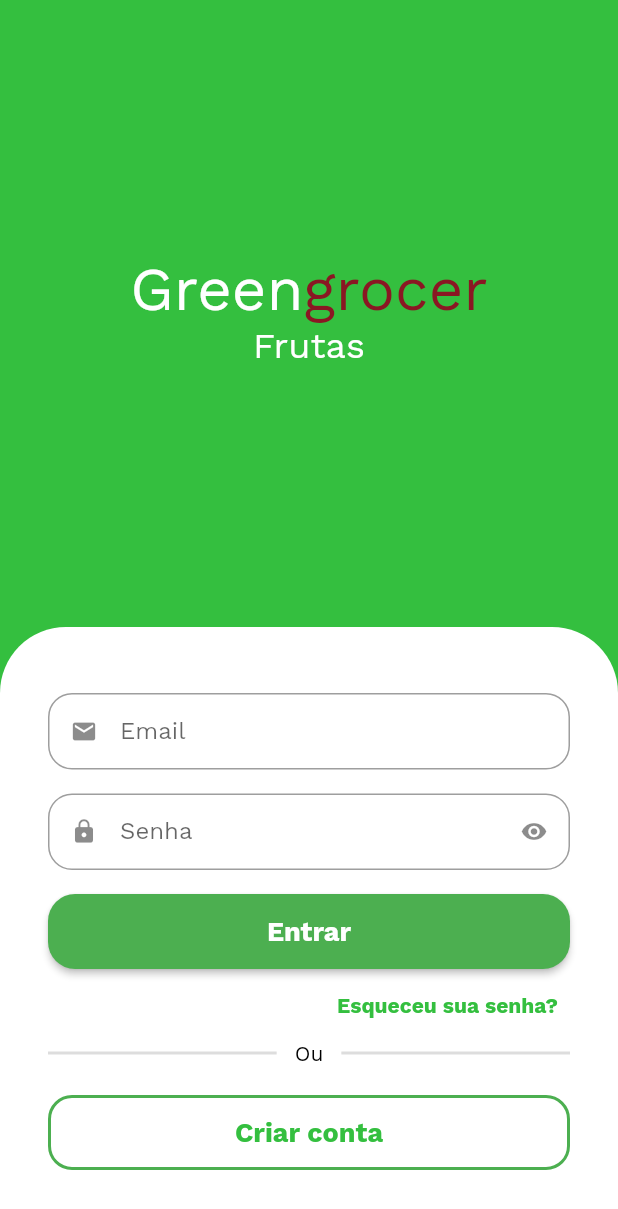
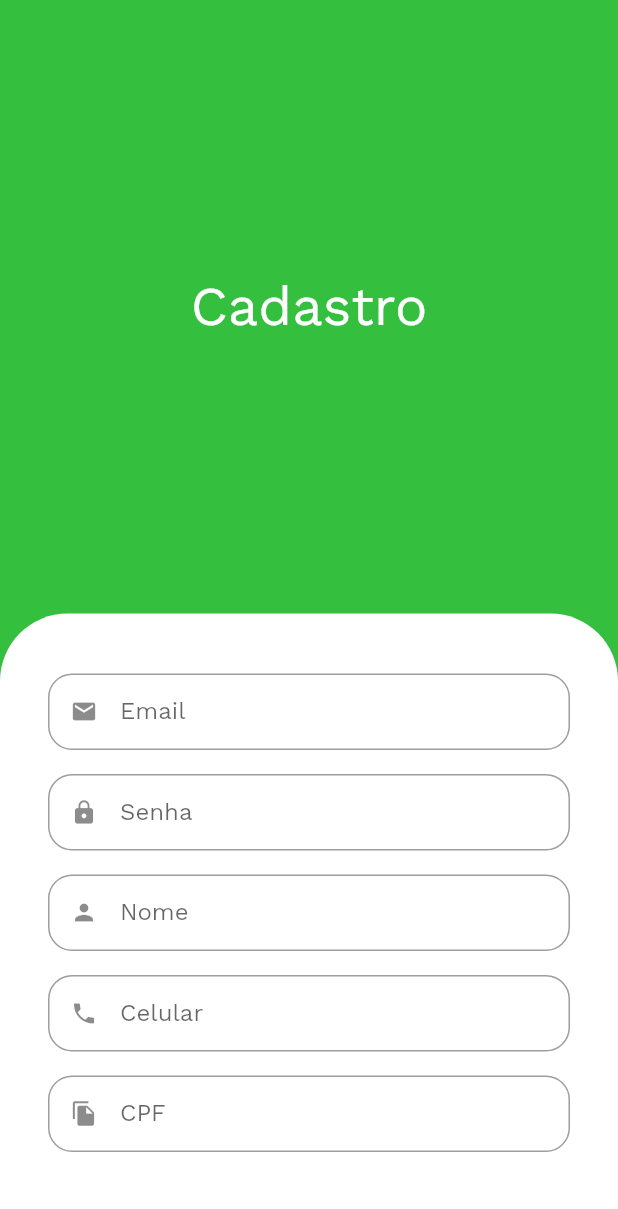
Before and after one commit to linnickgrisoste/greengrocer, a Flutter app: the screen it shows after launch, after a tap on "Criar conta", on a phone screen of 412 x 824 dp. Shown: the top 1209 px of the screen. Run offline on Flutter 3.47's test engine with Material 2 defaults, Android fonts, the phone set to English and light mode, and no system bars; drawn by our look-alikes of animated_text_kit; our stand-ins replace google_fonts; generated files the repository leaves out were written again.

Commit message:
[UPDATE] Create navigation and SignUp View

```diff
--- a/lib/features/auth/sign_in_view.dart
+++ b/lib/features/auth/sign_in_view.dart
@@ -1,5 +1,6 @@
 import 'package:animated_text_kit/animated_text_kit.dart';
 import 'package:flutter/material.dart';
+import 'package:greengrocer/features/auth/sign_up/sign_up_view.dart';
 import 'package:greengrocer/support/style/app_colors.dart';
 import 'package:greengrocer/support/style/app_fonts.dart';
 
@@ -156,7 +157,13 @@ class SignInView extends StatelessWidget {
                         color: Colors.green,
                       ),
                     ),
-                    onPressed: () {},
+                    onPressed: () {
+                      Navigator.of(context).push(
+                        MaterialPageRoute(builder: (context) {
+                          return const SignUpView();
+                        }),
+                      );
+                    },
                     child: Text(
                       'Criar conta',
                       style: AppFonts.bold(18, AppColors.limeGreen),
--- /dev/null
+++ b/lib/features/auth/sign_up/sign_up_view.dart
@@ -0,0 +1,70 @@
+import 'package:flutter/material.dart';
+import 'package:greengrocer/features/support/components/custom_text_form_field.dart';
+import 'package:greengrocer/support/style/app_fonts.dart';
+
+import '../../../support/style/app_colors.dart';
+
+class SignUpView extends StatelessWidget {
+  const SignUpView({super.key});
+
+  @override
+  Widget build(BuildContext context) {
+    return Scaffold(
+      backgroundColor: AppColors.limeGreen,
+      body: CustomScrollView(
+        slivers: [
+          SliverFillRemaining(
+            hasScrollBody: false,
+            child: Column(
+              children: [
+                Expanded(
+                  child: Center(
+                    child: Text(
+                      'Cadastro',
+                      style: AppFonts.regular(36, AppColors.white),
+                    ),
+                  ),
+                ),
+
+                /// Formulário
+                Container(
+                  padding: const EdgeInsets.symmetric(vertical: 40, horizontal: 32),
+                  decoration: const BoxDecoration(
+                    color: AppColors.white,
+                    borderRadius: BorderRadius.vertical(
+                      top: Radius.circular(45),
+                    ),
+                  ),
+                  child: Column(
+                    children: const [
+                      CustomTextFormField(
+                        icon: Icons.email,
+                        label: 'Email',
+                      ),
+                      CustomTextFormField(
+                        icon: Icons.lock,
+                        label: 'Senha',
+                      ),
+                      CustomTextFormField(
+                        icon: Icons.person,
+                        label: 'Nome',
+                      ),
+                      CustomTextFormField(
+                        icon: Icons.phone,
+                        label: 'Celular',
+                      ),
+                      CustomTextFormField(
+                        icon: Icons.file_copy,
+                        label: 'CPF',
+                      ),
+                    ],
+                  ),
+                ),
+              ],
+            ),
+          )
+        ],
+      ),
+    );
+  }
+}
```
